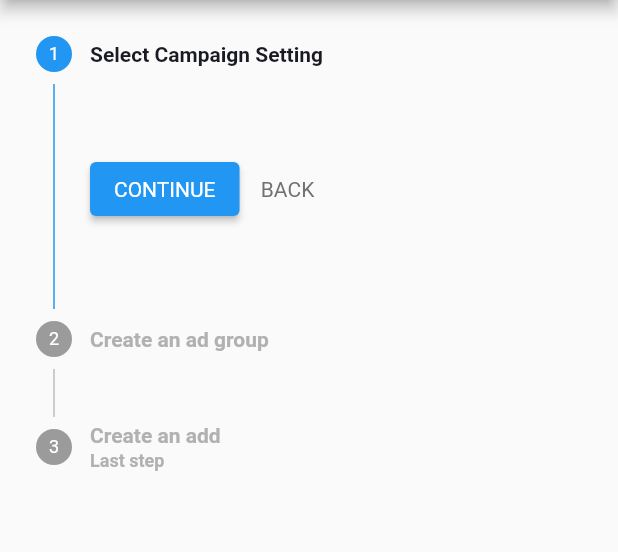
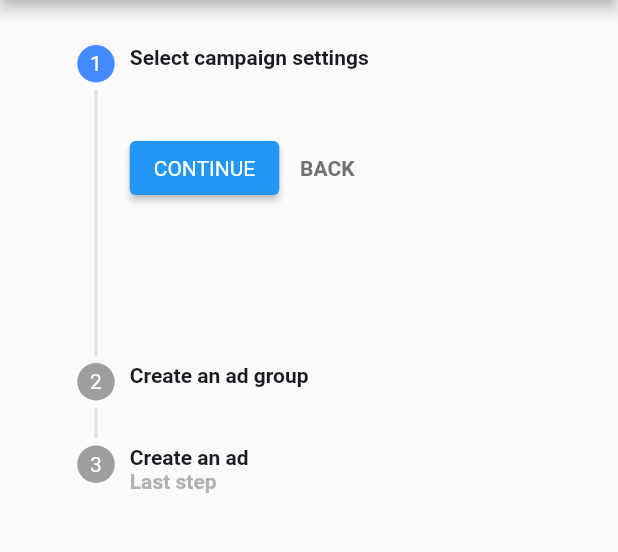
Before and after one commit to hateshkumar/TyrAds, a Flutter app: the screen it shows after launch, on a phone screen of 412 x 824 dp, the part 84-636 px from its top. Run offline on Flutter 3.47's test engine with Material 2 defaults, Android fonts, the phone set to English and light mode, and no system bars.

Commit message:
created custom stepper

```diff
--- a/lib/core/app.dart
+++ b/lib/core/app.dart
@@ -1,6 +1,6 @@
 import 'package:flutter/material.dart';
 
-import '../feature/stepper/stepper_view.dart';
+import '../feature/home/home_view.dart';
 
 class App extends StatefulWidget {
   const App({super.key});
@@ -21,7 +21,7 @@ class _AppState extends State<App> {
     // TODO: implement build
     return const MaterialApp(
       debugShowCheckedModeBanner: false,
-      home: StepperView(),
+      home: HomeView(),
 
       //initialRoute: SplashScreen.route,
     );
--- /dev/null
+++ b/lib/feature/home/home_view.dart
@@ -0,0 +1,294 @@
+import 'dart:async';
+
+import 'package:flutter/foundation.dart';
+import 'package:flutter/material.dart';
+import 'package:flutter/services.dart';
+import 'package:tyrads/core/app_colors.dart';
+import 'package:tyrads/widget/tyrads_texts.dart';
+
+import '../../core/app_literals.dart';
+
+class HomeView extends StatefulWidget {
+  const HomeView({Key? key}) : super(key: key);
+
+  @override
+  HomeViewState createState() => HomeViewState();
+}
+
+class HomeViewState extends State<HomeView> {
+  late StreamController currentStepController;
+  late StreamController currentStatusStepController;
+  StreamController nativeDataController = StreamController.broadcast();
+  static const campaignChannel = MethodChannel(kChannel);
+  String currentContent = '';
+
+  @override
+  void initState() {
+    super.initState();
+    currentStepController = StreamController<int>.broadcast();
+    currentStepController.sink.add(0);
+
+    currentStatusStepController = StreamController<int>.broadcast();
+    currentStatusStepController.sink.add(-1);
+
+    callMethodChannel(0);
+  }
+
+  @override
+  Widget build(BuildContext context) {
+    return Scaffold(
+        appBar: AppBar(
+            centerTitle: true,
+            title: TyrAdsText.headerText(
+              text: 'TyrAds',
+              fontSize: 20,
+            )),
+        // Here we have initialized the home widget
+        body: StreamBuilder(
+            stream: currentStepController.stream,
+            initialData: 0,
+            builder: (context, snapshot) {
+              return StreamBuilder(
+                  stream: currentStatusStepController.stream,
+                  initialData: 0,
+                  builder: (context, currentStatusSnapshot) {
+                    return Container(
+                      margin: EdgeInsets.only(
+                          top: 30, left: MediaQuery.of(context).size.width / 8),
+                      child: ListView(
+                        children: [
+                          Row(
+                            mainAxisAlignment: MainAxisAlignment.start,
+                            crossAxisAlignment: CrossAxisAlignment.start,
+                            children: [
+                              buildStepperTile(snapshot.data == 0, 0,
+                                  currentStatusSnapshot.data > 1),
+                              SizedBox(width: 10),
+                              GestureDetector(
+                                onTap: () {
+                                  callMethodChannel(0);
+                                  currentStepController.sink.add(0);
+                                  currentStatusStepController.sink.add(1);
+                                },
+                                child: buildContent(
+                                    snapshot.data == 0,
+                                    'Select campaign settings',
+                                    snapshot.data, () {
+                                  callMethodChannel(1);
+                                  currentStepController.sink.add(
+                                      snapshot.data == 2
+                                          ? 0
+                                          : snapshot.data! + 1);
+                                  currentStatusStepController.sink.add(2);
+                                }),
+                              )
+                            ],
+                          ),
+                          Row(
+                            mainAxisAlignment: MainAxisAlignment.start,
+                            crossAxisAlignment: CrossAxisAlignment.start,
+                            children: [
+                              buildStepperTile(snapshot.data == 1, 1,
+                                  currentStatusSnapshot.data > 2),
+                              SizedBox(width: 10),
+                              GestureDetector(
+                                onTap: () {
+                                  callMethodChannel(1);
+                                  currentStepController.sink.add(1);
+                                  currentStatusStepController.sink.add(2);
+                                },
+                                child: buildContent(snapshot.data == 1,
+                                    'Create an ad group', snapshot.data, () {
+                                  callMethodChannel(2);
+
+                                  currentStepController.sink.add(
+                                      snapshot.data == 2
+                                          ? 0
+                                          : snapshot.data! + 1);
+                                  currentStatusStepController.sink.add(3);
+                                }),
+                              )
+                            ],
+                          ),
+                          Row(
+                            mainAxisAlignment: MainAxisAlignment.start,
+                            crossAxisAlignment: CrossAxisAlignment.start,
+                            children: [
+                              buildStepperTile(snapshot.data == 2, 2,
+                                  currentStatusSnapshot.data > 3),
+                              SizedBox(width: 10),
+                              GestureDetector(
+                                onTap: () {
+                                  callMethodChannel(2);
+                                  currentStepController.sink.add(2);
+                                  currentStatusStepController.sink.add(3);
+                                },
+                                child: buildContent(snapshot.data == 2,
+                                    'Create an ad', snapshot.data, () {
+                                  callMethodChannel(0);
+                                  currentStepController.sink.add(-1);
+                                  currentStatusStepController.sink.add(4);
+                                }, onBackPressed: () {
+                                      callMethodChannel(2);
+                                      currentStepController.sink.add(1);
+                                  currentStatusStepController.sink.add(2);
+                                }, subTitle: 'Last step'),
+                              )
+                            ],
+                          )
+                        ],
+                      ),
+                    );
+                  });
+            }));
+  }
+
+  Widget buildStepperTile(bool status, int? index, bool activeStatus) {
+    return Container(
+      child: Column(
+        children: [
+          Container(
+            width: 25.0,
+            height: 25.0,
+            decoration: new BoxDecoration(
+              shape: BoxShape.circle,
+              color: activeStatus || status
+                  ? Colors.blueAccent
+                  : Colors.grey.shade500,
+            ),
+            child: Center(
+              child: activeStatus
+                  ? Icon(
+                      Icons.done,
+                      size: 16,
+                      color: APPColors.appWhite,
+                    )
+                  : Text((index! + 1).toString(),
+                      style: TextStyle(color: Colors.white, fontSize: 14.0)),
+            ),
+          ),
+          SizedBox(
+            height: 5,
+          ),
+          Visibility(
+              visible: index != 2,
+              child: Container(
+                width: 2,
+                height: status
+                    ? 'Today I planned to watch the match with my driver in the stadium instead of my kids. Normally we take our drivers and guards to the stadium but only to drop and pick us up back.'
+                        .length
+                        .toDouble()
+                    : 20,
+                color: Colors.grey.shade300,
+              )),
+          SizedBox(
+            height: 5,
+          ),
+        ],
+      ),
+    );
+  }
+
+  Widget buildContent(
+      bool status, String title, int? currentIndex, Function onContinuePressed,
+      {String? subTitle, Function? onBackPressed}) {
+    return Column(
+      mainAxisAlignment: MainAxisAlignment.start,
+      crossAxisAlignment: CrossAxisAlignment.start,
+      children: [
+        TyrAdsText.subHeaderText(
+          text: title,
+          fontSize: 14,
+          color: APPColors.appBlack,
+          fontWeight: FontWeight.bold,
+        ),
+        subTitle != null
+            ? TyrAdsText.subHeaderText(
+                text: subTitle,
+                fontSize: 14,
+                color: APPColors.grey,
+                fontWeight: FontWeight.bold,
+              )
+            : SizedBox.shrink(),
+        SizedBox(height: 10),
+        Visibility(
+          child: Column(
+            mainAxisAlignment: MainAxisAlignment.start,
+            crossAxisAlignment: CrossAxisAlignment.start,
+            children: [
+              Container(
+                width: MediaQuery.of(context).size.width * 0.70,
+                child: StreamBuilder(
+                    stream: nativeDataController.stream,
+                    builder: (context, snapshot) {
+                      return TyrAdsText.headerText(
+                        text: currentContent,
+                        fontSize: 14,
+                        textAlign: TextAlign.start,
+                        color: APPColors.appBlack,
+                      );
+                    }),
+              ),
+              Padding(
+                padding: const EdgeInsets.symmetric(vertical: 16.0),
+                child: Row(
+                  children: <Widget>[
+                    ElevatedButton(
+                      onPressed: () {
+                        onContinuePressed.call();
+                      },
+                      child: TyrAdsText.subHeaderText(
+                        text: subTitle != null ? 'FINISH' : kCONTINUE,
+                        color: APPColors.appWhite,
+                      ),
+                    ),
+                    TextButton(
+                      onPressed: onBackPressed == null
+                          ? () {}
+                          : () {
+                              onBackPressed!.call();
+                            },
+                      child: TyrAdsText.subHeaderText(
+                        text: kBACK,
+                        color: subTitle != null
+                            ? APPColors.appBlue
+                            : APPColors.greyText,
+                        fontWeight: FontWeight.bold,
+                      ),
+                    ),
+                  ],
+                ),
+              )
+            ],
+          ),
+          visible: status,
+        ),
+      ],
+    );
+  }
+
+  Future<void> getDataFromNativePlatform(String methodName) async {
+    try {
+      currentContent = await campaignChannel.invokeMethod(methodName);
+      nativeDataController.sink
+          .add(await campaignChannel.invokeMethod(methodName));
+
+    } on PlatformException catch (e) {
+      if (kDebugMode) {
+        print(e.message);
+      }
+    }
+  }
+
+  callMethodChannel(int currentStep) {
+    if (currentStep == 0) {
+      getDataFromNativePlatform(kCampaignMethod);
+    }
+    if (currentStep == 1) {
+      getDataFromNativePlatform(kGroupMethod);
+    }
+    if (currentStep == 2) {
+      getDataFromNativePlatform(kAddMethod);
+    }
+  }
+}
--- a/lib/feature/stepper/stepper_view.dart
+++ /dev/null
@@ -1,200 +0,0 @@
-import 'dart:async';
-
-import 'package:flutter/foundation.dart';
-import 'package:flutter/material.dart';
-import 'package:flutter/services.dart';
-import 'package:tyrads/core/app_colors.dart';
-import 'package:tyrads/widget/tyrads_texts.dart';
-
-import '../../core/app_literals.dart';
-
-class StepperView extends StatefulWidget {
-  const StepperView({Key? key}) : super(key: key);
-
-  @override
-  StepperViewState createState() => StepperViewState();
-}
-
-class StepperViewState extends State<StepperView> {
-  late StreamController currentStepController;
-  StreamController nativeDataController = StreamController.broadcast();
-  static const campaignChannel = MethodChannel(kChannel);
-  late int _currentStep = 0;
-  bool hasCampaign = false;
-  bool hasGroup = false;
-  bool hasAdd = false;
-
-  @override
-  void initState() {
-    super.initState();
-    currentStepController = StreamController<bool>.broadcast();
-    currentStepController.sink.add(false);
-    callMethodChannel(_currentStep);
-  }
-
-  @override
-  Widget build(BuildContext context) {
-    stepList() => [
-          Step(
-              isActive: hasCampaign,
-              state: hasCampaign && _currentStep !=0 ?StepState.complete : StepState.indexed,
-              title: TyrAdsText.subHeaderText(
-                text: kSetting,
-                fontSize: 14,
-                color: _currentStep == 0 || hasCampaign ? APPColors.appBlack : APPColors.grey,
-                fontWeight: FontWeight.bold,
-              ),
-              content: StreamBuilder(
-                  stream: nativeDataController.stream,
-                  builder: (context, snapshot) {
-                    return TyrAdsText.headerText(
-                      text: !snapshot.hasData ? '' : snapshot.data,
-                      fontSize: 12,
-                      textAlign: TextAlign.start,
-                      color: APPColors.appBlack,
-                    );
-                  })),
-          Step(
-            isActive:hasGroup,
-            state: hasGroup && _currentStep !=1? StepState.complete : StepState.indexed,
-            title: TyrAdsText.subHeaderText(
-              text: kGroup,
-              fontSize: 14,
-              color: _currentStep == 1 || hasGroup? APPColors.appBlack : APPColors.grey,
-              fontWeight: FontWeight.bold,
-            ),
-            content: StreamBuilder(
-                stream: nativeDataController.stream,
-                builder: (context, snapshot) {
-                  return TyrAdsText.headerText(
-                      text: !snapshot.hasData ? '' : snapshot.data,
-                      fontSize: 12,
-                      textAlign: TextAlign.start,
-                      color: APPColors.appBlack);
-                }),
-          ),
-          Step(
-              isActive: hasAdd,
-              state: hasAdd && _currentStep !=2? StepState.complete : StepState.indexed,
-              title: TyrAdsText.subHeaderText(
-                text: kAdd,
-                fontSize: 14,
-                color: _currentStep == 2 || hasAdd ? APPColors.appBlack : APPColors.grey,
-                fontWeight: FontWeight.bold,
-              ),
-              subtitle: TyrAdsText.subHeaderText(
-                text: kLast,
-                fontSize: 12,
-                color: APPColors.grey,
-                fontWeight: FontWeight.bold,
-              ),
-              content: StreamBuilder(
-                  stream: nativeDataController.stream,
-                  builder: (context, snapshot) {
-                    return TyrAdsText.headerText(
-                        text: !snapshot.hasData ? '' : snapshot.data,
-                        fontSize: 12,
-                        textAlign: TextAlign.start,
-                        color: APPColors.appBlack);
-                  }))
-        ];
-
-    return Scaffold(
-        appBar: AppBar(
-            centerTitle: true,
-            title: TyrAdsText.headerText(
-              text: 'TyrAds',
-              fontSize: 20,
-            )),
-        // Here we have initialized the stepper widget
-        body: StreamBuilder(
-            stream: currentStepController.stream,
-            builder: (context, snapshot) {
-              return Stepper(
-                currentStep: _currentStep,
-                onStepTapped: (int step) async {
-                  currentStepController.sink.add(true);
-                  _currentStep = step;
-                  callMethodChannel(step);
-                },
-                steps: stepList(),
-                controlsBuilder:
-                    (BuildContext context, ControlsDetails controls) {
-                  return Padding(
-                    padding: const EdgeInsets.symmetric(vertical: 16.0),
-                    child: Row(
-                      children: <Widget>[
-                        ElevatedButton(
-                          onPressed: controls.onStepContinue,
-                          child: TyrAdsText.subHeaderText(
-                            text: kCONTINUE,
-                            color: APPColors.appWhite,
-                          ),
-                        ),
-                        TextButton(
-                          onPressed: controls.onStepCancel,
-                          child: TyrAdsText.subHeaderText(
-                            text: kBACK,
-                            color: _currentStep == 0
-                                ? APPColors.greyText
-                                : APPColors.appBlue,
-                            fontWeight: _currentStep == 0
-                                ? FontWeight.normal
-                                : FontWeight.bold,
-                          ),
-                        ),
-                      ],
-                    ),
-                  );
-                },
-                onStepContinue: () {
-                  if (_currentStep < stepList().length - 1) {
-                    _currentStep += 1;
-                  } else {
-                    _currentStep = 0;
-                  }
-                  callMethodChannel(_currentStep);
-                  currentStepController.sink.add(true);
-                },
-                onStepCancel: () {
-                  if (_currentStep > 0) {
-                    _currentStep -= 1;
-                  } else {
-                    _currentStep = 0;
-                  }
-                  currentStepController.sink.add(true);
-                },
-              );
-            }));
-  }
-
-  Future<void> getDataFromNativePlatform(String methodName) async {
-    try {
-      nativeDataController.sink
-          .add(await campaignChannel.invokeMethod(methodName));
-    } on PlatformException catch (e) {
-      if (kDebugMode) {
-        print(e.message);
-      }
-    }
-  }
-
-  callMethodChannel(int currentStep) {
-    if (_currentStep == 0) {
-      hasCampaign = true;
-      getDataFromNativePlatform(kCampaignMethod);
-    }
-    if (_currentStep == 1) {
-      hasCampaign = true;
-      hasGroup = true;
-      getDataFromNativePlatform(kGroupMethod);
-    }
-    if (_currentStep == 2) {
-      hasGroup = true;
-      hasAdd = true;
-
-      getDataFromNativePlatform(kAddMethod);
-    }
-    setState(() {});
-  }
-}
```
